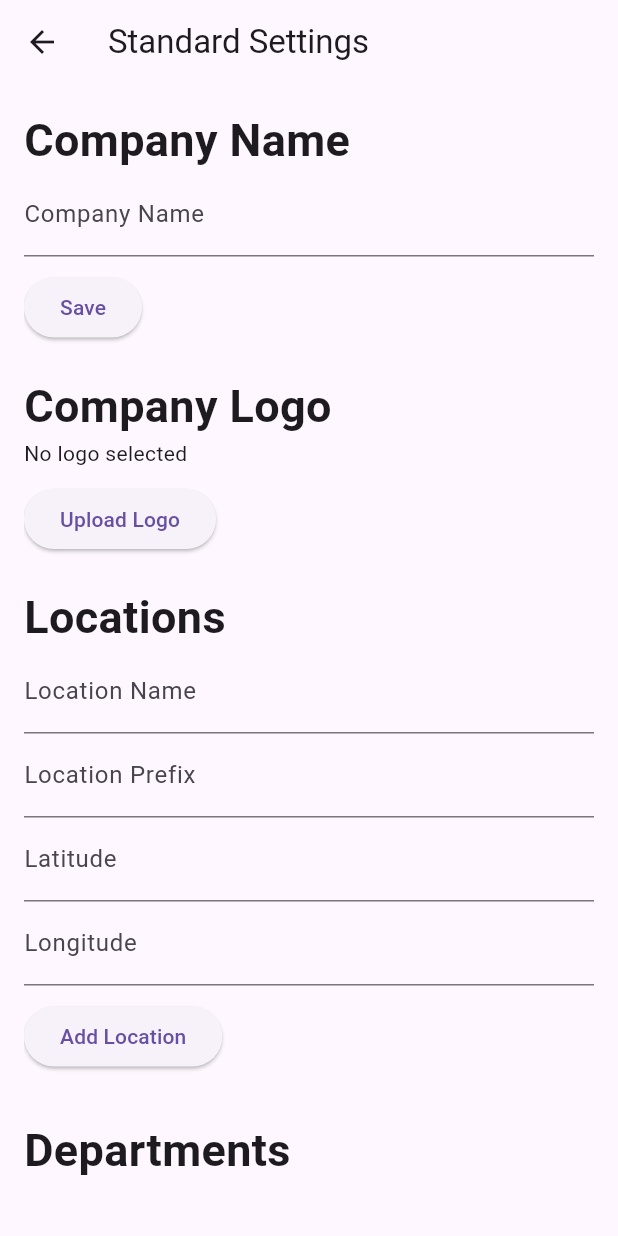
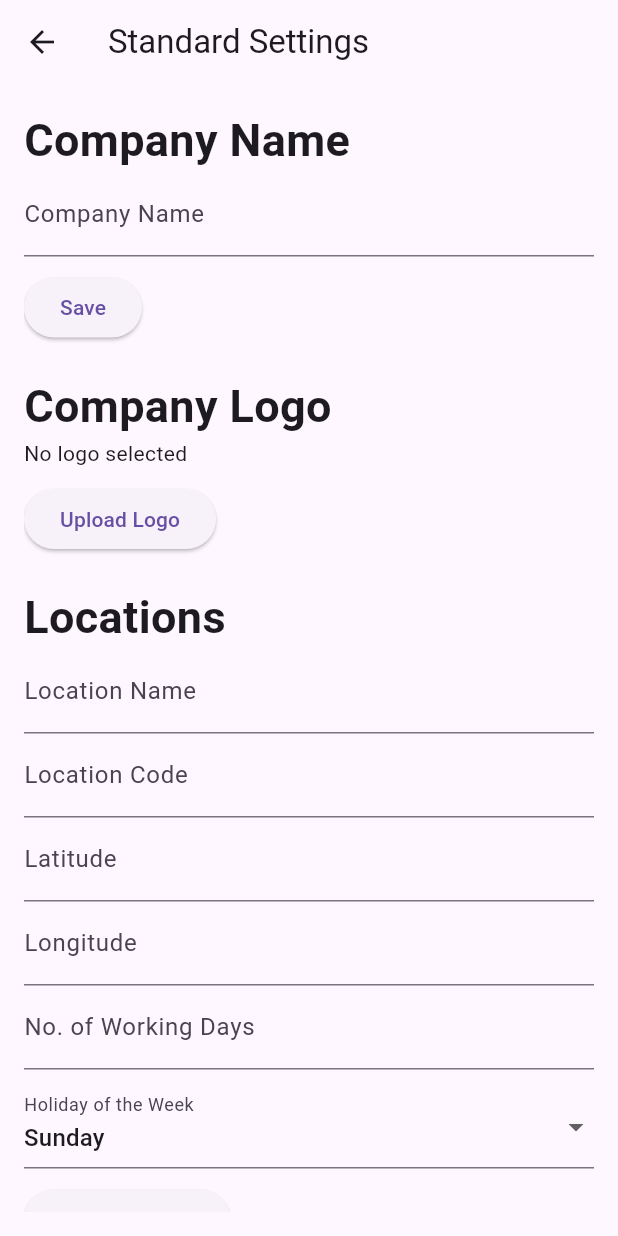
Before and after one commit to 29rrt/Ooriba-s3, a Flutter app: the StandardSettingsPage screen opened directly, on a phone screen of 412 x 824 dp. Run offline on Flutter 3.47's test engine with Material 3 defaults, Android fonts, the phone set to English and light mode, and no system bars; our stand-ins replace cloud_firestore, firebase_auth, firebase_core, firebase_messaging, firebase_storage, fluttertoast and 5 more; accounts and stored records are empty.

Commit message:
location update-admin page

```diff
--- a/lib/standard_settings_page.dart
+++ b/lib/standard_settings_page.dart
@@ -15,11 +15,12 @@ class StandardSettingsPage extends StatefulWidget {
 class _StandardSettingsPageState extends State<StandardSettingsPage> {
   final TextEditingController _companyNameController = TextEditingController();
   final TextEditingController _locationNameController = TextEditingController();
-  final TextEditingController _locationPrefixController = TextEditingController();
+  final TextEditingController _locationCodeController = TextEditingController();
   final TextEditingController _locationLatController = TextEditingController();
   final TextEditingController _locationLngController = TextEditingController();
   final TextEditingController _departmentController = TextEditingController();
   final TextEditingController _leaveTypeController = TextEditingController();
+  final TextEditingController _workingDaysController = TextEditingController();
 
   final FirebaseFirestore _firestore = FirebaseFirestore.instance;
   List<Map<String, dynamic>> _locations = [];
@@ -28,6 +29,19 @@ class _StandardSettingsPageState extends State<StandardSettingsPage> {
   late LocationService _locationService;
   late DepartmentService _departmentService;
   late LeaveTypeService _leaveTypeService;
+
+  String _selectedHoliday = 'Sunday';
+  List<String> _daysOfWeek = [
+    'Sunday',
+    'Monday',
+    'Tuesday',
+    'Wednesday',
+    'Thursday',
+    'Friday',
+    'Saturday'
+  ];
+
+  String? _editingLocationName;
 
   @override
   void initState() {
@@ -55,8 +69,10 @@ class _StandardSettingsPageState extends State<StandardSettingsPage> {
       _locations = querySnapshot.docs.map((doc) {
         return {
           'name': doc.id,
-          'prefix': doc['prefix'],
+          'code': doc['code'],
           'coordinates': doc['coordinates'],
+          'working_days': doc['working_days'],
+          'holiday': doc['holiday'],
         };
       }).toList();
     });
@@ -91,29 +107,73 @@ class _StandardSettingsPageState extends State<StandardSettingsPage> {
 
   Future<void> _addLocation() async {
     String locationName = _locationNameController.text;
-    String prefix = _locationPrefixController.text;
+    String code = _locationCodeController.text;
     double latitude = double.parse(_locationLatController.text);
     double longitude = double.parse(_locationLngController.text);
+    int workingDays = int.parse(_workingDaysController.text);
+    String holiday = _selectedHoliday;
 
     await _firestore.collection('Locations').doc(locationName).set({
-      'prefix': prefix,
+      'code': code,
       'coordinates': GeoPoint(latitude, longitude),
+      'working_days': workingDays,
+      'holiday': holiday,
     });
 
     setState(() {
       _locations.add({
         'name': locationName,
-        'prefix': prefix,
+        'code': code,
         'coordinates': GeoPoint(latitude, longitude),
+        'working_days': workingDays,
+        'holiday': holiday,
       });
       _locationNameController.clear();
-      _locationPrefixController.clear();
+      _locationCodeController.clear();
       _locationLatController.clear();
       _locationLngController.clear();
+      _workingDaysController.clear();
+      _selectedHoliday = 'Sunday';
+    });
+  }
+
+  Future<void> _editLocation(String locationName) async {
+    if (_editingLocationName == null) return;
+
+    String code = _locationCodeController.text;
+    double latitude = double.parse(_locationLatController.text);
+    double longitude = double.parse(_locationLngController.text);
+    int workingDays = int.parse(_workingDaysController.text);
+    String holiday = _selectedHoliday;
+
+    await _firestore.collection('Locations').doc(_editingLocationName).update({
+      'code': code,
+      'coordinates': GeoPoint(latitude, longitude),
+      'working_days': workingDays,
+      'holiday': holiday,
+    });
+
+    setState(() {
+      int index = _locations.indexWhere((location) => location['name'] == _editingLocationName);
+      _locations[index] = {
+        'name': locationName,
+        'code': code,
+        'coordinates': GeoPoint(latitude, longitude),
+        'working_days': workingDays,
+        'holiday': holiday,
+      };
+      _locationNameController.clear();
+      _locationCodeController.clear();
+      _locationLatController.clear();
+      _locationLngController.clear();
+      _workingDaysController.clear();
+      _selectedHoliday = 'Sunday';
+      _editingLocationName = null;
     });
   }
 
   Future<void> _deleteLocation(String name) async {
+    // Ensure the location is not used before deleting
     if (_locations.indexWhere((location) => location['name'] == name) < 3) {
       _showImportantElementAlert();
       return;
@@ -252,8 +312,8 @@ class _StandardSettingsPageState extends State<StandardSettingsPage> {
                 decoration: const InputDecoration(labelText: 'Location Name'),
               ),
               TextField(
-                controller: _locationPrefixController,
-                decoration: const InputDecoration(labelText: 'Location Prefix'),
+                controller: _locationCodeController,
+                decoration: const InputDecoration(labelText: 'Location Code'),
               ),
               TextField(
                 controller: _locationLatController,
@@ -263,15 +323,46 @@ class _StandardSettingsPageState extends State<StandardSettingsPage> {
                 controller: _locationLngController,
                 decoration: const InputDecoration(labelText: 'Longitude'),
               ),
+              TextField(
+                controller: _workingDaysController,
+                decoration: const InputDecoration(labelText: 'No. of Working Days'),
+              ),
+              const SizedBox(height: 10),
+              DropdownButtonFormField<String>(
+                value: _selectedHoliday,
+                decoration: const InputDecoration(labelText: 'Holiday of the Week'),
+                items: _daysOfWeek.map((String day) {
+                  return DropdownMenuItem<String>(
+                    value: day,
+                    child: Text(day),
+                  );
+                }).toList(),
+                onChanged: (String? newValue) {
+                  setState(() {
+                    _selectedHoliday = newValue!;
+                  });
+                },
+              ),
               const SizedBox(height: 10),
               ElevatedButton(
                 onPressed: () async {
-                  await _addLocation();
+                  if (_locationNameController.text.isEmpty) {
+                    // Handle empty location name error
+                    return;
+                  }
+
+                  if (_editingLocationName != null) {
+                    // Edit existing location
+                    await _editLocation(_locationNameController.text);
+                  } else {
+                    // Add new location
+                    await _addLocation();
+                  }
                 },
-                child: const Text('Add Location'),
+                child: const Text('Save Location'),
               ),
               const SizedBox(height: 10),
-              _buildListView(_locations, 'Locations', _deleteLocation),
+              _buildListView(_locations, 'Locations', _deleteLocation, _editLocation),
               const SizedBox(height: 20),
               const Text(
                 'Departments',
@@ -289,7 +380,7 @@ class _StandardSettingsPageState extends State<StandardSettingsPage> {
                 child: const Text('Add Department'),
               ),
               const SizedBox(height: 10),
-              _buildListView(_departments, 'Departments', _deleteDepartment),
+              _buildListView(_departments, 'Departments', _deleteDepartment, null),
               const SizedBox(height: 20),
               const Text(
                 'Leave Types',
@@ -307,7 +398,7 @@ class _StandardSettingsPageState extends State<StandardSettingsPage> {
                 child: const Text('Add Leave Type'),
               ),
               const SizedBox(height: 10),
-              _buildListView(_leaveTypes, 'Leave Types', _deleteLeaveType),
+              _buildListView(_leaveTypes, 'Leave Types', _deleteLeaveType, null),
             ],
           ),
         ),
@@ -315,7 +406,7 @@ class _StandardSettingsPageState extends State<StandardSettingsPage> {
     );
   }
 
-  Widget _buildListView(List items, String label, Function(String) deleteFunction) {
+  Widget _buildListView(List items, String label, Function(String) deleteFunction, Function(String)? editFunction) {
     return ListView.builder(
       shrinkWrap: true,
       physics: NeverScrollableScrollPhysics(),
@@ -325,13 +416,33 @@ class _StandardSettingsPageState extends State<StandardSettingsPage> {
         return ListTile(
           title: item is String ? Text(item) : Text(item['name']),
           subtitle: item is Map ? Text(
-            'Prefix: ${item['prefix']}\nCoordinates: ${item['coordinates'].latitude}, ${item['coordinates'].longitude}',
+            'Code: ${item['code']}\nCoordinates: ${item['coordinates'].latitude}, ${item['coordinates'].longitude}\nWorking Days: ${item['working_days']}\nHoliday: ${item['holiday']}',
           ) : null,
-          trailing: IconButton(
-            icon: const Icon(Icons.delete),
-            onPressed: () async {
-              await deleteFunction(item is String ? item : item['name']);
-            },
+          trailing: Row(
+            mainAxisSize: MainAxisSize.min,
+            children: [
+              if (editFunction != null)
+                IconButton(
+                  icon: const Icon(Icons.edit),
+                  onPressed: () {
+                    setState(() {
+                      _editingLocationName = item['name'];
+                      _locationNameController.text = item['name'];
+                      _locationCodeController.text = item['code'];
+                      _locationLatController.text = item['coordinates'].latitude.toString();
+                      _locationLngController.text = item['coordinates'].longitude.toString();
+                      _workingDaysController.text = item['working_days'].toString();
+                      _selectedHoliday = item['holiday'];
+                    });
+                  },
+                ),
+              IconButton(
+                icon: const Icon(Icons.delete),
+                onPressed: () async {
+                  await deleteFunction(item is String ? item : item['name']);
+                },
+              ),
+            ],
           ),
         );
       },
```
Also changed, not shown: lib/upcoming_events_page.dart (line endings or trailing spaces).
